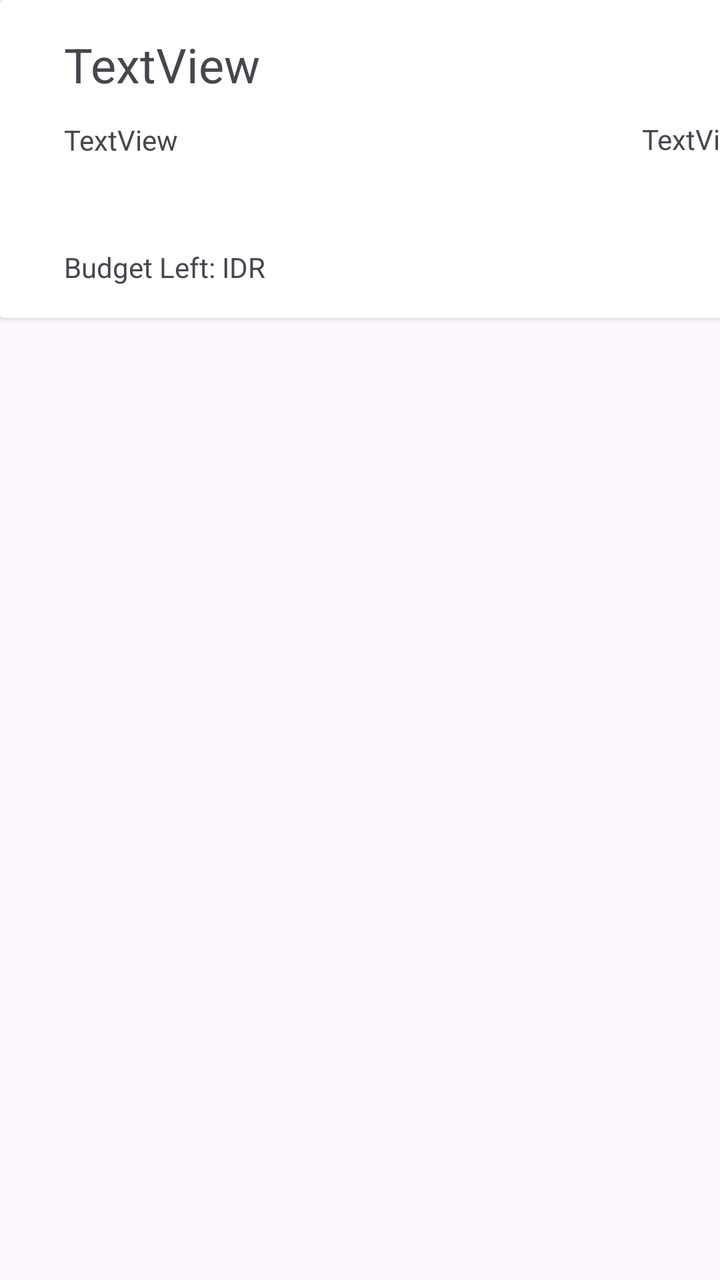
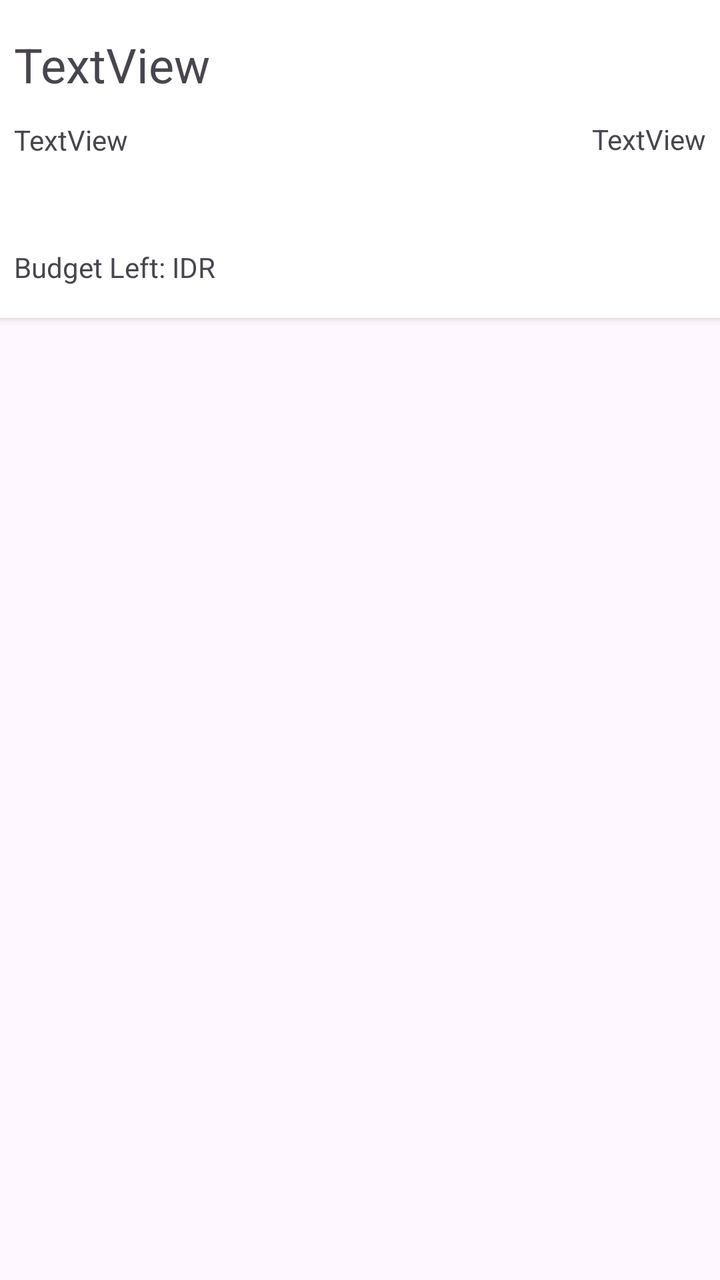

Two renders of the same Android screen: before a commit and after it. Below are the layout's source before the change and the commit's diff.
<!-- AndroidManifest.xml: application theme Theme.ANMProject -->
<!-- res/layout/report_list_item.xml -->
<?xml version="1.0" encoding="utf-8"?>
<androidx.constraintlayout.widget.ConstraintLayout xmlns:android="http://schemas.android.com/apk/res/android"
    xmlns:app="http://schemas.android.com/apk/res-auto"
    xmlns:tools="http://schemas.android.com/tools"
    android:layout_width="match_parent"
    android:layout_height="match_parent">

    <androidx.cardview.widget.CardView
        android:layout_width="410dp"
        android:layout_height="159dp">

        <androidx.constraintlayout.widget.ConstraintLayout
            android:layout_width="match_parent"
            android:layout_height="match_parent">

            <TextView
                android:id="@+id/textCurrentBudgetNew"
                android:layout_width="wrap_content"
                android:layout_height="wrap_content"
                android:layout_marginStart="32dp"
                android:layout_marginTop="12dp"
                android:text="TextView"
                app:layout_constraintStart_toStartOf="parent"
                app:layout_constraintTop_toBottomOf="@+id/textNama" />

            <TextView
                android:id="@+id/textMaxBudget"
                android:layout_width="wrap_content"
                android:layout_height="wrap_content"
                android:layout_marginTop="60dp"
                android:layout_marginEnd="32dp"
                android:text="TextView"
                app:layout_constraintEnd_toEndOf="parent"
                app:layout_constraintTop_toTopOf="parent" />

            <TextView
                android:id="@+id/textNama"
                android:layout_width="wrap_content"
                android:layout_height="wrap_content"
                android:layout_marginStart="32dp"
                android:layout_marginTop="16dp"
                android:text="TextView"
                android:textSize="24sp"
                app:layout_constraintStart_toStartOf="parent"
                app:layout_constraintTop_toTopOf="parent" />

            <TextView
                android:id="@+id/textSelisihBudget"
                android:layout_width="wrap_content"
                android:layout_height="wrap_content"
                android:layout_marginStart="32dp"
                android:layout_marginBottom="16dp"
                android:text="Budget Left: IDR "
                app:layout_constraintBottom_toBottomOf="parent"
                app:layout_constraintStart_toStartOf="parent" />

        </androidx.constraintlayout.widget.ConstraintLayout>
    </androidx.cardview.widget.CardView>

</androidx.constraintlayout.widget.ConstraintLayout>
<!-- resources referenced by this layout -->
<resources>
  <style name="Theme.ANMProject" parent="Base.Theme.ANMProject" />
  <style name="Base.Theme.ANMProject" parent="Theme.Material3.DayNight">
          
          
      </style>
</resources>

<!-- the commit's change to res/layout/report_list_item.xml (unified diff, before → after) -->
@@ -6,8 +6,13 @@
     android:layout_height="match_parent">
 
     <androidx.cardview.widget.CardView
+        android:id="@+id/cardReport"
         android:layout_width="410dp"
-        android:layout_height="159dp">
+        android:layout_height="159dp"
+        android:layout_marginEnd="1dp"
+        app:layout_constraintEnd_toEndOf="parent"
+        app:layout_constraintStart_toStartOf="parent"
+        app:layout_constraintTop_toTopOf="parent">
 
         <androidx.constraintlayout.widget.ConstraintLayout
             android:layout_width="match_parent"
